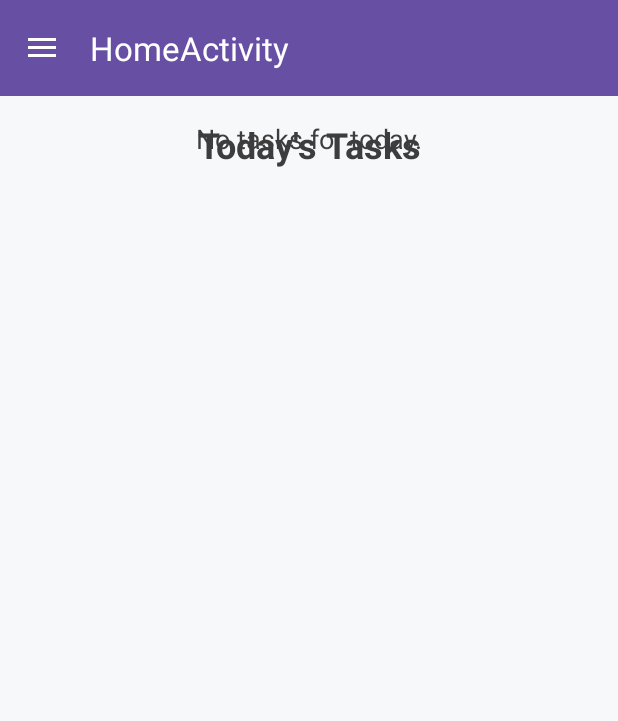
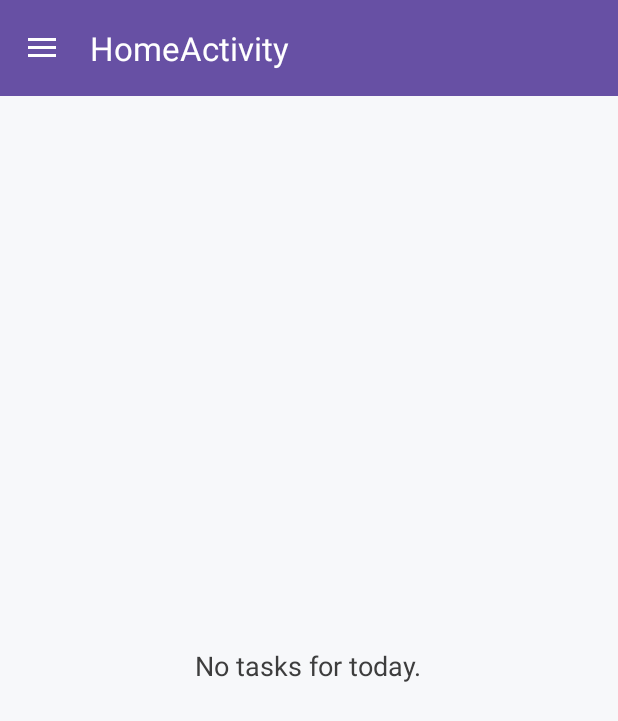
Before and after one commit to Noor-Shamali/Android_Task_Management, an Android app: the HomeActivity screen opened directly, with no data from a screen before it, on a phone screen of 412 x 824 dp. Shown: the top 721 px of the screen. Run offline under Robolectric (Android 15) with nearby library versions, the phone set to English and light mode, and no system bars.

Commit message:
Update Today Fragment

```diff
--- a/app/src/main/java/com/example/project/ConnectionAsyncTask.java
+++ b/app/src/main/java/com/example/project/ConnectionAsyncTask.java
@@ -25,6 +25,7 @@ public class ConnectionAsyncTask extends AsyncTask<String, Void, List<Task>> {
     @Override
     protected void onPostExecute(List<Task> tasks) {
         super.onPostExecute(tasks);
-        taskActivity.setTasksToRecyclerView(tasks);  // Set tasks in the activity
+        taskActivity.setTasksToRecyclerView(tasks);
+        taskActivity.saveToDataBase(tasks);
     }
 }
--- a/app/src/main/java/com/example/project/HomeActivity.java
+++ b/app/src/main/java/com/example/project/HomeActivity.java
@@ -63,7 +63,7 @@ public class HomeActivity extends AppCompatActivity {
         //navigationActions.put(R.id.nav_all, () -> loadFragment(new AllTasksFragment()));
         //navigationActions.put(R.id.nav_completed, () -> loadFragment(new CompletedTasksFragment()));
         //navigationActions.put(R.id.nav_search, () -> loadFragment(new SearchFragment()));
-        navigationActions.put(R.id.nav_get_tasks, () -> startActivity(new Intent(this, GetTasks.class)));
+        navigationActions.put(R.id.nav_get_tasks, () -> goToGetTasks());
         navigationActions.put(R.id.nav_logout, () -> {
             startActivity(new Intent(this, SignInActivity.class));
             finish();
@@ -95,4 +95,10 @@ public class HomeActivity extends AppCompatActivity {
         intent.putExtra("email", email);
         startActivity(intent);
     }
+
+    private void goToGetTasks(){
+        Intent intent = new Intent(this, GetTasks.class);
+        intent.putExtra("email", email);
+        startActivity(intent);
+    }
 }
--- a/app/src/main/java/com/example/project/NewTaskActivity.java
+++ b/app/src/main/java/com/example/project/NewTaskActivity.java
@@ -2,6 +2,7 @@ package com.example.project;
 
 import android.app.DatePickerDialog;
 import android.app.TimePickerDialog;
+import android.content.Intent;
 import android.os.Bundle;
 import android.view.View;
 import android.widget.ArrayAdapter;
@@ -115,6 +116,8 @@ public class NewTaskActivity extends AppCompatActivity {
 
             if (isInserted) {
                 Toast.makeText(this, "Task saved successfully!", Toast.LENGTH_SHORT).show();
+                Intent intent = new Intent(this, HomeActivity.class);
+                startActivity(intent);
                 finish(); // Close activity after saving
             } else {
                 Toast.makeText(this, "Error saving task", Toast.LENGTH_SHORT).show();
--- a/app/src/main/java/com/example/project/TaskJsonParser.java
+++ b/app/src/main/java/com/example/project/TaskJsonParser.java
@@ -23,8 +23,6 @@ public class TaskJsonParser {
                 task.setDueDate(jsonObject.getString("dueDate"));
                 task.setDueTime(jsonObject.getString("dueTime"));
                 task.setRemind(jsonObject.getInt("remind"));
-                task.setUserEmail(jsonObject.getString("userEmail"));
-
                 tasks.add(task);
             }
         } catch (JSONException e) {
--- a/app/src/main/java/com/example/project/TodayFragment.java
+++ b/app/src/main/java/com/example/project/TodayFragment.java
@@ -6,7 +6,6 @@ import android.view.LayoutInflater;
 import android.view.View;
 import android.view.ViewGroup;
 import android.widget.TextView;
-import android.widget.Toast;
 import androidx.annotation.NonNull;
 import androidx.annotation.Nullable;
 import androidx.recyclerview.widget.LinearLayoutManager;
@@ -35,21 +34,23 @@ public class TodayFragment extends Fragment {
         // Inflate the layout for this fragment
         View view = inflater.inflate(R.layout.fragment_today, container, false);
 
+        // Initialize RecyclerView
         recyclerViewTasks = view.findViewById(R.id.recyclerViewTasks);
         recyclerViewTasks.setLayoutManager(new LinearLayoutManager(getContext()));
 
+        // Initialize the task list and adapter
         taskList = new ArrayList<>();
         taskAdapter = new TaskAdapter(taskList);
         recyclerViewTasks.setAdapter(taskAdapter);
 
         // Load today's tasks
-        loadTodayTasks(view);  // Pass the 'view' object to loadTodayTasks()
+        loadTodayTasks(view);
 
         return view;
     }
 
     private void loadTodayTasks(View view) {
-        // Get today's date
+        // Get today's date in "dd/MM/yyyy" format
         SimpleDateFormat dateFormat = new SimpleDateFormat("dd/MM/yyyy");
         String todayDate = dateFormat.format(new Date());
 
@@ -57,19 +58,22 @@ public class TodayFragment extends Fragment {
         DataBaseHelper dbHelper = new DataBaseHelper(getContext());
         List<Task> todaysTasks = dbHelper.getTodaysTasks(todayDate);
 
-        // Get the empty view to show when no tasks are available
-        TextView emptyView = view.findViewById(R.id.empty_view);  // Use 'view' here
+        // Get views
+        TextView todayTitle = view.findViewById(R.id.todayTitle);
+        TextView emptyView = view.findViewById(R.id.empty_view);
 
-        if (todaysTasks.isEmpty()) {
+        if (todaysTasks == null || todaysTasks.isEmpty()) {
             // No tasks for today
-            recyclerViewTasks.setVisibility(View.GONE);
-            emptyView.setVisibility(View.VISIBLE);
+            todayTitle.setVisibility(View.GONE); // Keep the title visible
+            recyclerViewTasks.setVisibility(View.GONE); // Hide RecyclerView
+            emptyView.setVisibility(View.VISIBLE); // Show empty view
         } else {
-            // Tasks found, update the RecyclerView
-            recyclerViewTasks.setVisibility(View.VISIBLE);
-            emptyView.setVisibility(View.GONE);
+            // Tasks found
+            todayTitle.setVisibility(View.VISIBLE); // Show the title
+            recyclerViewTasks.setVisibility(View.VISIBLE); // Show RecyclerView
+            emptyView.setVisibility(View.GONE); // Hide empty view
 
-            // Update task list and notify adapter
+            // Update task list and refresh adapter
             taskList.clear();
             taskList.addAll(todaysTasks);
             taskAdapter.notifyDataSetChanged();
--- a/app/src/main/res/layout/fragment_today.xml
+++ b/app/src/main/res/layout/fragment_today.xml
@@ -14,18 +14,20 @@
         android:textStyle="bold"
         android:textColor="#3D3D3D"
         android:gravity="center_horizontal"
-        android:layout_marginBottom="16dp" />
+        android:layout_marginBottom="16dp"
+        android:visibility="gone" /> <!-- Initially hidden -->
 
     <!-- Empty View -->
     <TextView
         android:id="@+id/empty_view"
-        android:layout_width="match_parent"
+        android:layout_width="wrap_content"
         android:layout_height="wrap_content"
         android:gravity="center"
         android:text="No tasks for today."
         android:textSize="18sp"
         android:textColor="#3D3D3D"
-        android:visibility="gone"/>
+        android:visibility="gone"
+        android:layout_centerInParent="true"/> <!-- Centered in the parent -->
 
     <!-- RecyclerView -->
     <androidx.recyclerview.widget.RecyclerView
```
Also changed, not shown: app/src/main/java/com/example/project/GetTasks.java (+13 -1 lines), app/src/main/java/com/example/project/Task.java (+10 -0 lines).
